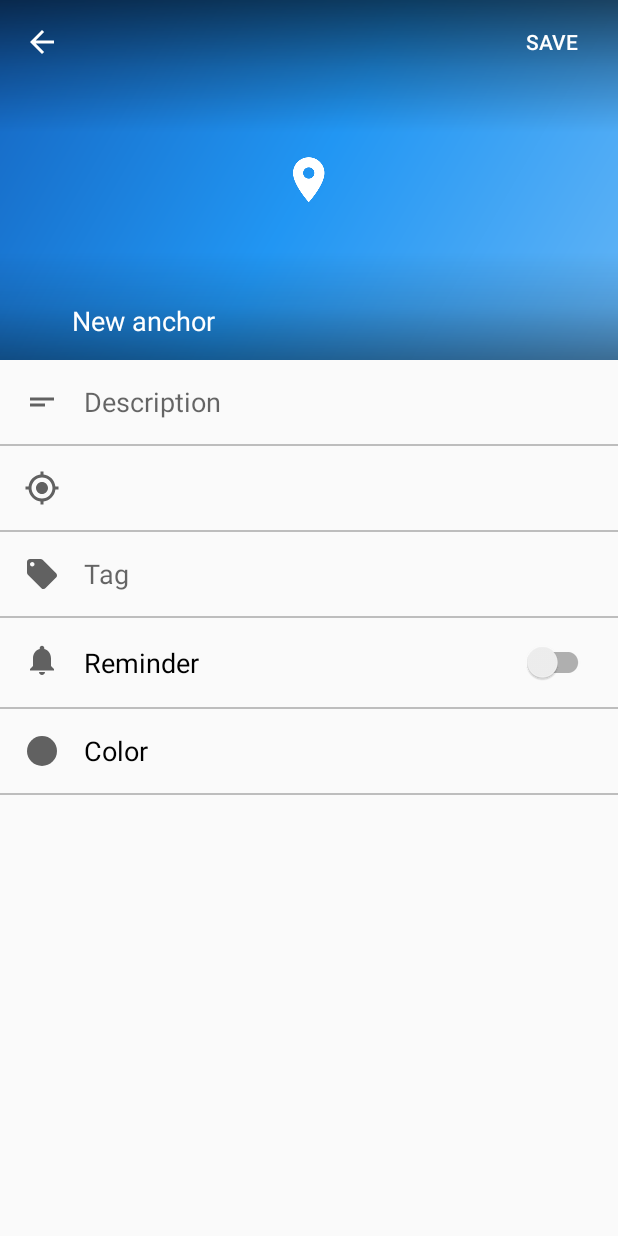
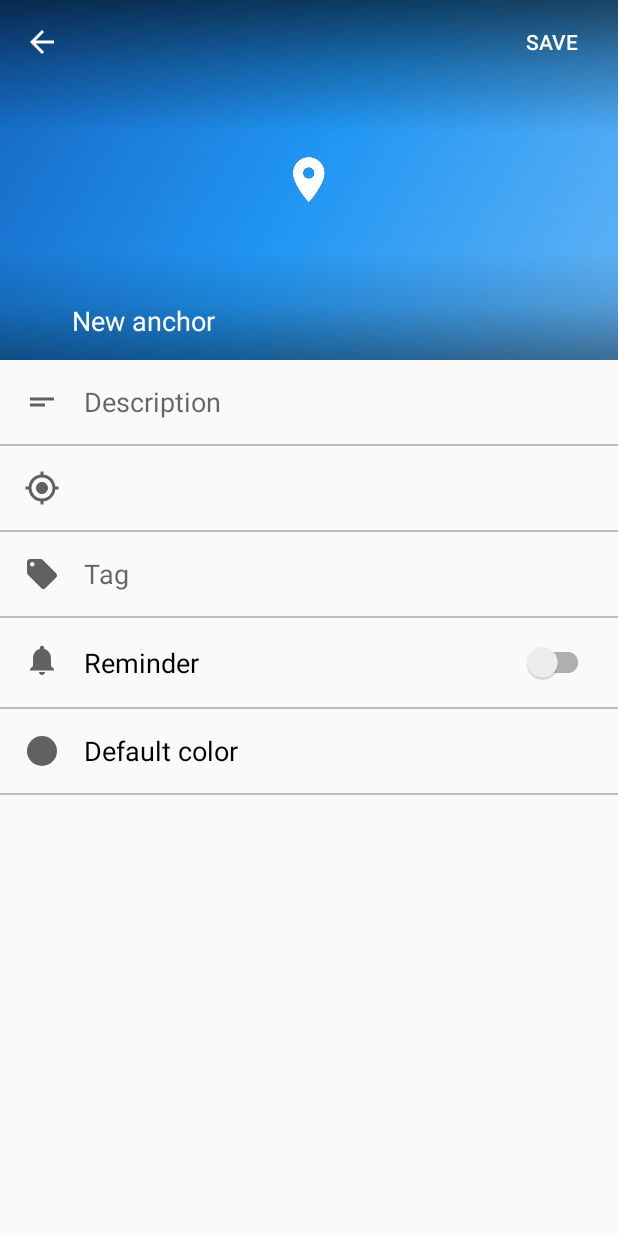
Before and after one commit to AgustRuiz/AnclApp, an Android app: the EditAnchorActivity screen opened directly, with no data from a screen before it, on a phone screen of 412 x 824 dp. Run offline under Robolectric (Android 15) with nearby library versions, the light colour scheme and no system bars; our stand-ins replace ButterKnife; 8 statements that could not run were skipped.

Commit message:
[ADD] ColorDialogAppCompatActivity [ADD] Pick color in EditAnchorActivity

```diff
--- /dev/null
+++ b/app/src/main/java/es/agustruiz/anclapp/ui/anchor/ColorDialogAppCompatActivity.java
@@ -0,0 +1,7 @@
+package es.agustruiz.anclapp.ui.anchor;
+
+public interface ColorDialogAppCompatActivity {
+
+    void showColorDialog();
+    void setAnchorColorValues(String title, String entryValue);
+}
--- a/app/src/main/java/es/agustruiz/anclapp/ui/anchor/editAnchor/EditAnchorActivity.java
+++ b/app/src/main/java/es/agustruiz/anclapp/ui/anchor/editAnchor/EditAnchorActivity.java
@@ -2,17 +2,33 @@ package es.agustruiz.anclapp.ui.anchor.editAnchor;
 
 import android.content.Context;
 import android.content.Intent;
+import android.content.res.ColorStateList;
+import android.graphics.Color;
 import android.os.Bundle;
 import android.support.annotation.Nullable;
+import android.support.design.widget.CollapsingToolbarLayout;
+import android.support.v4.app.DialogFragment;
+import android.support.v4.app.Fragment;
+import android.support.v4.app.FragmentTransaction;
 import android.support.v7.app.AppCompatActivity;
+import android.support.v7.widget.LinearLayoutCompat;
+import android.support.v7.widget.SwitchCompat;
 import android.support.v7.widget.Toolbar;
+import android.view.View;
+import android.widget.Button;
+import android.widget.EditText;
+import android.widget.ImageView;
+import android.widget.TextView;
 
 import butterknife.Bind;
 import butterknife.ButterKnife;
 import es.agustruiz.anclapp.R;
+import es.agustruiz.anclapp.model.Anchor;
 import es.agustruiz.anclapp.presenter.EditAnchorPresenter;
+import es.agustruiz.anclapp.ui.anchor.ColorDialogAppCompatActivity;
+import es.agustruiz.anclapp.ui.fragment.ColorDialogFragment;
 
-public class EditAnchorActivity extends AppCompatActivity {
+public class EditAnchorActivity extends AppCompatActivity implements ColorDialogAppCompatActivity {
 
     public final String LOG_TAG = EditAnchorActivity.class.getName() + "[A]";
 
@@ -27,6 +43,45 @@ public class EditAnchorActivity extends AppCompatActivity {
     @Bind(R.id.toolbar)
     Toolbar mToolbar;
 
+    @Bind(R.id.toolbar_layout)
+    CollapsingToolbarLayout mToolbarLayout;
+
+    @Bind(R.id.toolbar_save_button)
+    Button mBtnSaveAnchor;
+
+    @Bind(R.id.toolbar_marker_icon)
+    ImageView mToolbarMarkerIcon;
+
+    @Bind(R.id.toolbar_title)
+    EditText mEditTextTitle;
+
+    @Bind(R.id.new_anchor_description)
+    EditText mEditTextDescription;
+
+    @Bind(R.id.new_anchor_lat_lng)
+    TextView mLatLngText;
+
+    @Bind(R.id.new_anchor_tag)
+    EditText mEditTextTag;
+
+    @Bind(R.id.new_anchor_reminder_value)
+    SwitchCompat mSwitchReminder;
+
+    @Bind(R.id.new_anchor_color_button)
+    LinearLayoutCompat mBtnColorSelection;
+
+    @Bind(R.id.new_anchor_color_icon)
+    ImageView mAnchorColorIcon;
+
+    @Bind(R.id.new_anchor_color_text)
+    TextView mAnchorColorText;
+
+    private final String COLOR_DIALOG_TAG = "dialog";
+    String mSelectedColorValue = null;
+    public static final String SELECTED_COLOR_VALUE_TAG = "mSelectedColorValue";
+    String mSelectedColorTitle = null;
+    public static final String SELECTED_COLOR_TITLE_TAG = "mSelectedColorTitle";
+
     //region [Activity methods]
 
     @Override
@@ -37,20 +92,69 @@ public class EditAnchorActivity extends AppCompatActivity {
         mContext = getApplicationContext();
         mPresenter = new EditAnchorPresenter(this);
         getIntentExtras(getIntent());
-        initializeViews();
+        initializeViews(mPresenter.getAnchor(mIntentAnchorId));
+        tintElementsWithAnchorColor(
+                Color.parseColor(mPresenter.getAnchor(mIntentAnchorId).getColor()));
     }
 
     //endregion
 
     //region [Private methods]
 
-    private void getIntentExtras(Intent intent){
+    private void getIntentExtras(Intent intent) {
         mIntentAnchorId = intent.getLongExtra(ID_INTENT_TAG, Long.MIN_VALUE);
     }
 
-    private void initializeViews(){
+    private void initializeViews(Anchor anchor) {
         setSupportActionBar(mToolbar);
         getSupportActionBar().setDisplayHomeAsUpEnabled(true);
+
+        mEditTextTitle.setText(anchor.getTitle());
+        mEditTextDescription.setText(anchor.getDescription());
+        mLatLngText.setText(anchor.getLatitude() + ", " + anchor.getLongitude());
+        mSwitchReminder.setChecked(anchor.isReminder());
+        mSelectedColorValue = mPresenter.getAnchor(mIntentAnchorId).getColor();
+        mBtnColorSelection.setOnClickListener(new View.OnClickListener() {
+            @Override
+            public void onClick(View v) {
+                showColorDialog();
+            }
+        });
+        mSelectedColorTitle = ColorDialogFragment.getColorTitle(mContext, mSelectedColorValue);
+        setAnchorColorValues(mSelectedColorTitle, mSelectedColorValue);
+    }
+
+    private void tintElementsWithAnchorColor(int color) {
+        ColorStateList colorStateList = ColorStateList.valueOf(color);
+        mToolbarLayout.setBackgroundColor(color);
+        mToolbarMarkerIcon.setImageTintList(colorStateList);
+        mAnchorColorIcon.setImageTintList(colorStateList);
+    }
+
+    //endregion
+
+    //region [ColorDialogAppCompatActivity methods]
+
+    @Override
+    public void showColorDialog() {
+        FragmentTransaction fragmentTransaction = getSupportFragmentManager().beginTransaction();
+        Fragment prev = getSupportFragmentManager().findFragmentByTag(COLOR_DIALOG_TAG);
+        if (prev != null) {
+            fragmentTransaction.remove(prev);
+        }
+        fragmentTransaction.addToBackStack(null);
+
+        DialogFragment newFragment = ColorDialogFragment.newInstance(mSelectedColorValue, mSelectedColorTitle);
+        newFragment.show(fragmentTransaction, COLOR_DIALOG_TAG);
+    }
+
+    @Override
+    public void setAnchorColorValues(String title, String entryValue) {
+        mSelectedColorTitle = title;
+        mSelectedColorValue = entryValue;
+        mAnchorColorIcon.setImageTintList(ColorStateList.valueOf(Color.parseColor(entryValue)));
+        mAnchorColorText.setText(mSelectedColorTitle);
+        tintElementsWithAnchorColor(Color.parseColor(mSelectedColorValue));
     }
 
     //endregion
--- a/app/src/main/java/es/agustruiz/anclapp/ui/fragment/ColorDialogFragment.java
+++ b/app/src/main/java/es/agustruiz/anclapp/ui/fragment/ColorDialogFragment.java
@@ -1,5 +1,6 @@
 package es.agustruiz.anclapp.ui.fragment;
 
+import android.content.Context;
 import android.os.Bundle;
 import android.preference.PreferenceManager;
 import android.support.v4.app.DialogFragment;
@@ -15,6 +16,8 @@ import java.util.List;
 import es.agustruiz.anclapp.R;
 import es.agustruiz.anclapp.model.AnchorColor;
 import es.agustruiz.anclapp.ui.adapter.ColorListAdapter;
+import es.agustruiz.anclapp.ui.anchor.ColorDialogAppCompatActivity;
+import es.agustruiz.anclapp.ui.anchor.editAnchor.EditAnchorActivity;
 import es.agustruiz.anclapp.ui.anchor.newAnchor.NewAnchorActivity;
 
 public class ColorDialogFragment extends DialogFragment {
@@ -63,7 +66,7 @@ public class ColorDialogFragment extends DialogFragment {
         mColorListView.setOnItemClickListener(new AdapterView.OnItemClickListener() {
             @Override
             public void onItemClick(AdapterView<?> parent, View view, int position, long id) {
-                NewAnchorActivity callingActivity = (NewAnchorActivity) getActivity();
+                ColorDialogAppCompatActivity callingActivity = (ColorDialogAppCompatActivity) getActivity();
                 callingActivity.setAnchorColorValues(
                         mAnchorColorList.get(position).getEntry(),
                         mAnchorColorList.get(position).getEntryValue());
@@ -96,4 +99,17 @@ public class ColorDialogFragment extends DialogFragment {
                 !isCurrentColorChecked));
         return anchorColorList;
     }
+
+    public static String getColorTitle(Context context, String color) {
+        String colorTitle = context.getResources().getString(R.string.default_color);
+        String[] colorTitles = context.getResources().getStringArray(R.array.pref_anchors_color_titles);
+        String[] colorValues = context.getResources().getStringArray(R.array.pref_anchors_color_values);
+        for (int i = 0; i < colorValues.length; ++i) {
+            if (colorValues[i].equals(color)) {
+                colorTitle = colorTitles[i];
+                break;
+            }
+        }
+        return colorTitle;
+    }
 }
```
Also changed, not shown: app/src/main/java/es/agustruiz/anclapp/ui/anchor/newAnchor/NewAnchorActivity.java (+29 -22 lines).
